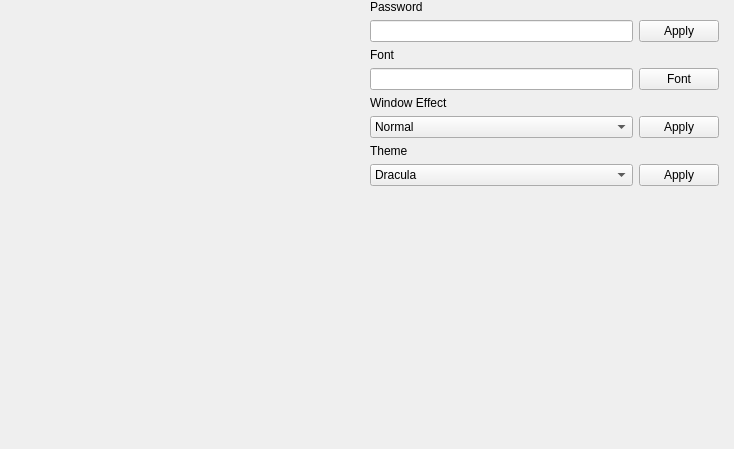
Old version of the form DTModule/Ui_DTSetting.ui in the repository Holence/DTPySide.
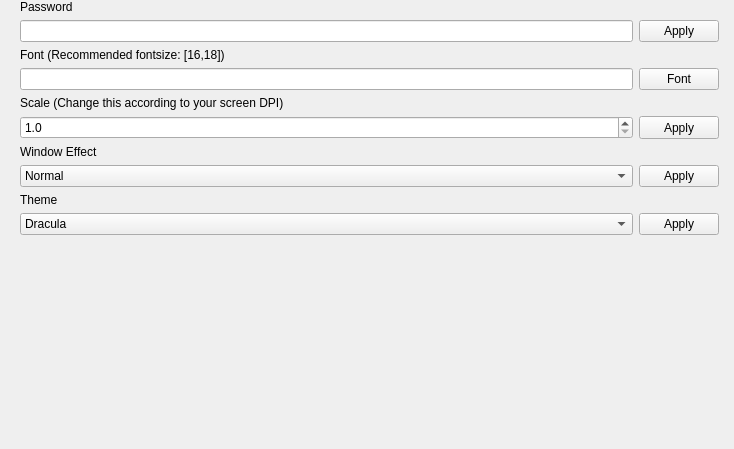
New version of the form.

```diff
--- a/DTModule/Ui_DTSetting.ui
+++ b/DTModule/Ui_DTSetting.ui
@@ -27,38 +27,21 @@
     <number>0</number>
    </property>
    <item>
-    <widget class="QListWidget" name="listWidget_buttons">
-     <property name="styleSheet">
-      <string notr="true">QListWidget {background: transparent;}</string>
-     </property>
-     <property name="frameShape">
-      <enum>QFrame::NoFrame</enum>
-     </property>
-     <property name="verticalScrollBarPolicy">
-      <enum>Qt::ScrollBarAlwaysOff</enum>
-     </property>
-     <property name="horizontalScrollBarPolicy">
-      <enum>Qt::ScrollBarAlwaysOff</enum>
-     </property>
-     <property name="showDropIndicator" stdset="0">
-      <bool>false</bool>
-     </property>
-     <property name="defaultDropAction">
-      <enum>Qt::CopyAction</enum>
-     </property>
-     <property name="selectionMode">
-      <enum>QAbstractItemView::NoSelection</enum>
-     </property>
-     <property name="selectionBehavior">
-      <enum>QAbstractItemView::SelectItems</enum>
-     </property>
-     <property name="verticalScrollMode">
-      <enum>QAbstractItemView::ScrollPerPixel</enum>
-     </property>
-     <property name="spacing">
-      <number>2</number>
-     </property>
-    </widget>
+    <layout class="QVBoxLayout" name="verticalLayout_buttons">
+     <item>
+      <spacer name="verticalSpacer_2">
+       <property name="orientation">
+        <enum>Qt::Vertical</enum>
+       </property>
+       <property name="sizeHint" stdset="0">
+        <size>
+         <width>20</width>
+         <height>40</height>
+        </size>
+       </property>
+      </spacer>
+     </item>
+    </layout>
    </item>
    <item>
     <widget class="QStackedWidget" name="stackedWidget">
@@ -95,7 +78,7 @@
            <rect>
             <x>0</x>
             <y>0</y>
-            <width>364</width>
+            <width>706</width>
             <height>449</height>
            </rect>
           </property>
@@ -115,6 +98,65 @@
            <property name="horizontalSpacing">
             <number>6</number>
            </property>
+           <item row="7" column="1">
+            <widget class="QPushButton" name="pushButton_window_effect">
+             <property name="sizePolicy">
+              <sizepolicy hsizetype="Minimum" vsizetype="Minimum">
+               <horstretch>0</horstretch>
+               <verstretch>0</verstretch>
+              </sizepolicy>
+             </property>
+             <property name="text">
+              <string>Apply</string>
+             </property>
+            </widget>
+           </item>
+           <item row="11" column="1">
+            <spacer name="verticalSpacer">
+             <property name="orientation">
+              <enum>Qt::Vertical</enum>
+             </property>
+             <property name="sizeHint" stdset="0">
+              <size>
+               <width>20</width>
+               <height>258</height>
+              </size>
+             </property>
+            </spacer>
+           </item>
+           <item row="1" column="1">
+            <widget class="QPushButton" name="pushButton_password">
+             <property name="sizePolicy">
+              <sizepolicy hsizetype="Minimum" vsizetype="Minimum">
+               <horstretch>0</horstretch>
+               <verstretch>0</verstretch>
+              </sizepolicy>
+             </property>
+             <property name="text">
+              <string>Apply</string>
+             </property>
+            </widget>
+           </item>
+           <item row="9" column="1">
+            <widget class="QPushButton" name="pushButton_theme">
+             <property name="sizePolicy">
+              <sizepolicy hsizetype="Minimum" vsizetype="Minimum">
+               <horstretch>0</horstretch>
+               <verstretch>0</verstretch>
+              </sizepolicy>
+             </property>
+             <property name="text">
+              <string>Apply</string>
+             </property>
+            </widget>
+           </item>
+           <item row="3" column="0">
+            <widget class="QLineEdit" name="lineEdit_font">
+             <property name="readOnly">
+              <bool>true</bool>
+             </property>
+            </widget>
+           </item>
            <item row="0" column="0">
             <widget class="QLabel" name="label_password">
              <property name="text">
@@ -125,55 +167,35 @@
            <item row="1" column="0">
             <widget class="QLineEdit" name="lineEdit_password"/>
            </item>
-           <item row="1" column="1">
-            <widget class="QPushButton" name="pushButton_password">
-             <property name="sizePolicy">
-              <sizepolicy hsizetype="Minimum" vsizetype="Minimum">
-               <horstretch>0</horstretch>
-               <verstretch>0</verstretch>
-              </sizepolicy>
-             </property>
-             <property name="text">
-              <string>Apply</string>
-             </property>
-            </widget>
-           </item>
            <item row="2" column="0">
             <widget class="QLabel" name="label_font">
              <property name="text">
-              <string>Font</string>
-             </property>
-            </widget>
-           </item>
-           <item row="3" column="0">
-            <widget class="QLineEdit" name="lineEdit_font">
-             <property name="readOnly">
-              <bool>true</bool>
-             </property>
-            </widget>
-           </item>
-           <item row="3" column="1">
-            <widget class="QPushButton" name="pushButton_font">
-             <property name="sizePolicy">
-              <sizepolicy hsizetype="Minimum" vsizetype="Minimum">
-               <horstretch>0</horstretch>
-               <verstretch>0</verstretch>
-              </sizepolicy>
-             </property>
-             <property name="text">
-              <string>Font</string>
+              <string>Font (Recommended fontsize: [16,18])</string>
              </property>
             </widget>
            </item>
            <item row="4" column="0">
+            <widget class="QLabel" name="label_scale">
+             <property name="text">
+              <string>Scale (Change this according to your screen DPI)</string>
+             </property>
+            </widget>
+           </item>
+           <item row="6" column="0">
             <widget class="QLabel" name="label_window_effect">
              <property name="text">
               <string>Window Effect</string>
              </property>
             </widget>
            </item>
-           <item row="5" column="0">
+           <item row="7" column="0">
             <widget class="QComboBox" name="comboBox_window_effect">
+             <property name="sizePolicy">
+              <sizepolicy hsizetype="Preferred" vsizetype="Preferred">
+               <horstretch>0</horstretch>
+               <verstretch>0</verstretch>
+              </sizepolicy>
+             </property>
              <item>
               <property name="text">
                <string>Normal</string>
@@ -191,28 +213,21 @@
              </item>
             </widget>
            </item>
-           <item row="5" column="1">
-            <widget class="QPushButton" name="pushButton_window_effect">
-             <property name="sizePolicy">
-              <sizepolicy hsizetype="Minimum" vsizetype="Minimum">
-               <horstretch>0</horstretch>
-               <verstretch>0</verstretch>
-              </sizepolicy>
-             </property>
-             <property name="text">
-              <string>Apply</string>
-             </property>
-            </widget>
-           </item>
-           <item row="6" column="0">
+           <item row="8" column="0">
             <widget class="QLabel" name="label_theme">
              <property name="text">
               <string>Theme</string>
              </property>
             </widget>
            </item>
-           <item row="7" column="0">
+           <item row="9" column="0">
             <widget class="QComboBox" name="comboBox_theme">
+             <property name="sizePolicy">
+              <sizepolicy hsizetype="Preferred" vsizetype="Preferred">
+               <horstretch>0</horstretch>
+               <verstretch>0</verstretch>
+              </sizepolicy>
+             </property>
              <item>
               <property name="text">
                <string>Dracula</string>
@@ -230,8 +245,37 @@
              </item>
             </widget>
            </item>
-           <item row="7" column="1">
-            <widget class="QPushButton" name="pushButton_theme">
+           <item row="3" column="1">
+            <widget class="QPushButton" name="pushButton_font">
+             <property name="sizePolicy">
+              <sizepolicy hsizetype="Minimum" vsizetype="Minimum">
+               <horstretch>0</horstretch>
+               <verstretch>0</verstretch>
+              </sizepolicy>
+             </property>
+             <property name="text">
+              <string>Font</string>
+             </property>
+            </widget>
+           </item>
+           <item row="5" column="0">
+            <widget class="QDoubleSpinBox" name="spinBox_scale">
+             <property name="decimals">
+              <number>1</number>
+             </property>
+             <property name="minimum">
+              <double>1.000000000000000</double>
+             </property>
+             <property name="maximum">
+              <double>10.000000000000000</double>
+             </property>
+             <property name="singleStep">
+              <double>0.100000000000000</double>
+             </property>
+            </widget>
+           </item>
+           <item row="5" column="1">
+            <widget class="QPushButton" name="pushButton_scale">
              <property name="sizePolicy">
               <sizepolicy hsizetype="Minimum" vsizetype="Minimum">
                <horstretch>0</horstretch>
@@ -243,19 +287,6 @@
              </property>
             </widget>
            </item>
-           <item row="8" column="1">
-            <spacer name="verticalSpacer">
-             <property name="orientation">
-              <enum>Qt::Vertical</enum>
-             </property>
-             <property name="sizeHint" stdset="0">
-              <size>
-               <width>20</width>
-               <height>258</height>
-              </size>
-             </property>
-            </spacer>
-           </item>
           </layout>
          </widget>
         </widget>
```
